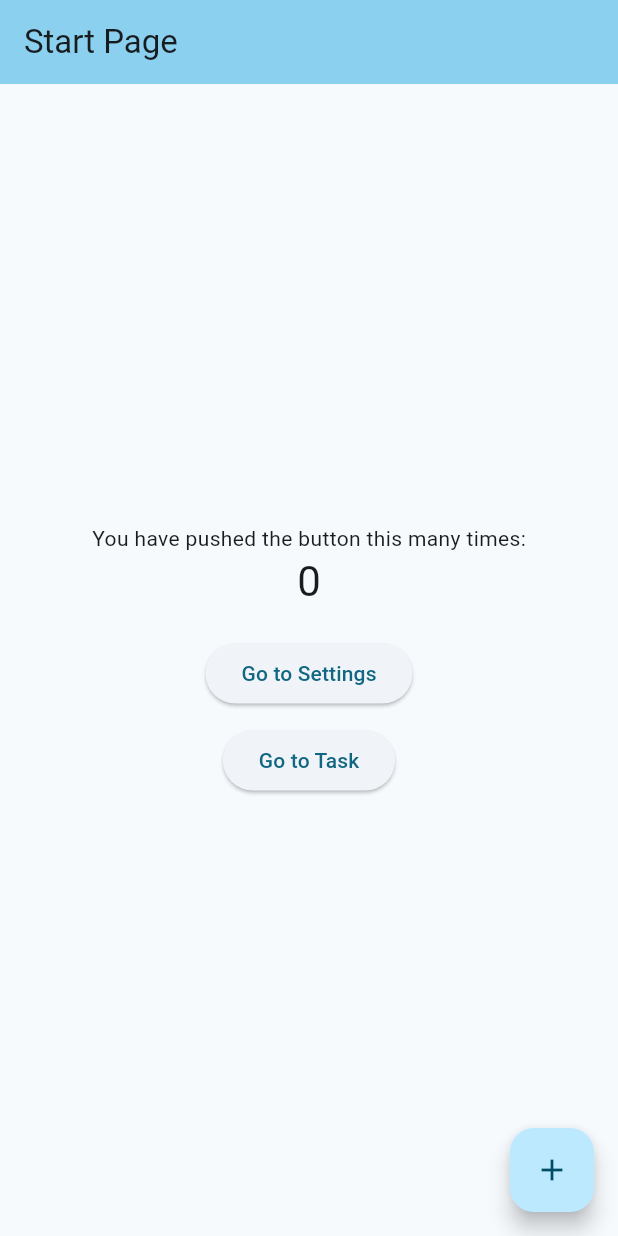
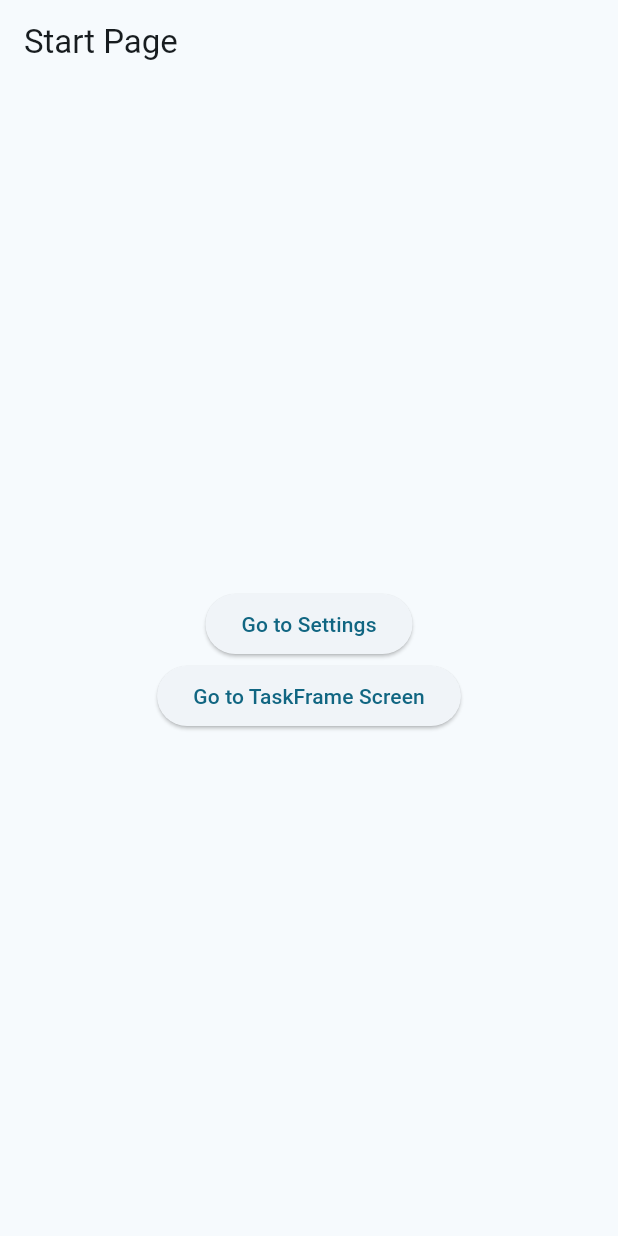
Before and after one commit to Natmoy-LETU/-chokhmah-, a Flutter app: the screen it shows after launch, on a phone screen of 412 x 824 dp. Run offline on Flutter 3.47's test engine with Material 3 defaults, Android fonts, the phone set to English and light mode, and no system bars.

Commit message:
Integrate task and taskframe modules

```diff
--- a/chokmah_productivity_tracker/lib/main.dart
+++ b/chokmah_productivity_tracker/lib/main.dart
@@ -3,6 +3,7 @@
 // Import necessary program files
 import 'package:chokmah_productivity_tracker/settings_frame.dart';
 import 'package:chokmah_productivity_tracker/task.dart';
+import 'package:chokmah_productivity_tracker/task_frame.dart';
 
 void main() {
   runApp(Chokmah());
@@ -35,112 +36,43 @@
       // Define routes for each screen
       initialRoute: '/',
       routes: {
-        '/': (context) => MyHomePage(title: 'Start Page'),
+        '/': (context) => const MainMenu(title: 'Start Page'),
         '/settings': (context) => SettingsFrame(),
-        '/task': (context) => Task(),
+        '/task_frame': (context) => TaskFrame(task: Task()),
       },
     );
   }
 }
 
-class MyHomePage extends StatefulWidget {
-  const MyHomePage({Key?key, required this.title}) : super(key: key);
-
-  // This widget is the home page of your application. It is stateful, meaning
-  // that it has a State object (defined below) that contains fields that affect
-  // how it looks.
-
-  // This class is the configuration for the state. It holds the values (in this
-  // case the title) provided by the parent (in this case the App widget) and
-  // used by the build method of the State. Fields in a Widget subclass are
-  // always marked "final".
-
+class MainMenu extends StatelessWidget {
+  const MainMenu({Key? key, required this.title}) : super(key: key);
   final String title;
 
   @override
-  State<MyHomePage> createState() => _MyHomePageState();
-}
-
-class _MyHomePageState extends State<MyHomePage> {
-  int _counter = 0;
-
-  void _incrementCounter() {
-    setState(() {
-      // This call to setState tells the Flutter framework that something has
-      // changed in this State, which causes it to rerun the build method below
-      // so that the display can reflect the updated values. If we changed
-      // _counter without calling setState(), then the build method would not be
-      // called again, and so nothing would appear to happen.
-      _counter++;
-    });
-  }
-
-  @override
   Widget build(BuildContext context) {
-    // This method is rerun every time setState is called, for instance as done
-    // by the _incrementCounter method above.
-    //
-    // The Flutter framework has been optimized to make rerunning build methods
-    // fast, so that you can just rebuild anything that needs updating rather
-    // than having to individually change instances of widgets.
     return Scaffold(
       appBar: AppBar(
-        // TRY THIS: Try changing the color here to a specific color (to
-        // Colors.amber, perhaps?) and trigger a hot reload to see the AppBar
-        // change color while the other colors stay the same.
-        backgroundColor: Theme.of(context).colorScheme.inversePrimary,
-        // Here we take the value from the MyHomePage object that was created by
-        // the App.build method, and use it to set our appbar title.
-        title: Text(widget.title),
+        title: Text(title),
       ),
       body: Center(
-        // Center is a layout widget. It takes a single child and positions it
-        // in the middle of the parent.
         child: Column(
-          // Column is also a layout widget. It takes a list of children and
-          // arranges them vertically. By default, it sizes itself to fit its
-          // children horizontally, and tries to be as tall as its parent.
-          //
-          // Column has various properties to control how it sizes itself and
-          // how it positions its children. Here we use mainAxisAlignment to
-          // center the children vertically; the main axis here is the vertical
-          // axis because Columns are vertical (the cross axis would be
-          // horizontal).
-          //
-          // TRY THIS: Invoke "debug painting" (choose the "Toggle Debug Paint"
-          // action in the IDE, or press "p" in the console), to see the
-          // wireframe for each widget.
           mainAxisAlignment: MainAxisAlignment.center,
-          children: <Widget>[
-            const Text(
-              'You have pushed the button this many times:',
-            ),
-            Text(
-              '$_counter',
-              style: Theme.of(context).textTheme.headlineMedium,
-            ),
-            SizedBox(height: 20),
+          children: [
             ElevatedButton(
               onPressed: () {
                 Navigator.pushNamed(context, '/settings');
               },
-              child: Text('Go to Settings'),
+              child: const Text('Go to Settings'),
             ),
-            SizedBox(height: 10),
             ElevatedButton(
               onPressed: () {
-                Navigator.pushNamed(context, '/task');
+                Navigator.pushNamed(context, '/task_frame');
               },
-              child: Text('Go to Task'),
+              child: const Text('Go to TaskFrame Screen'),
             ),
           ],
         ),
       ),
-      floatingActionButton: FloatingActionButton(
-        onPressed: _incrementCounter,
-        tooltip: 'Increment',
-        child: const Icon(Icons.add),
-      ), // This trailing comma makes auto-formatting nicer for build methods.
     );
   }
 }
```
Also changed, not shown: chokmah_productivity_tracker/lib/task.dart (+71 -3 lines), chokmah_productivity_tracker/lib/task_frame.dart (added, +75 -0 lines).
